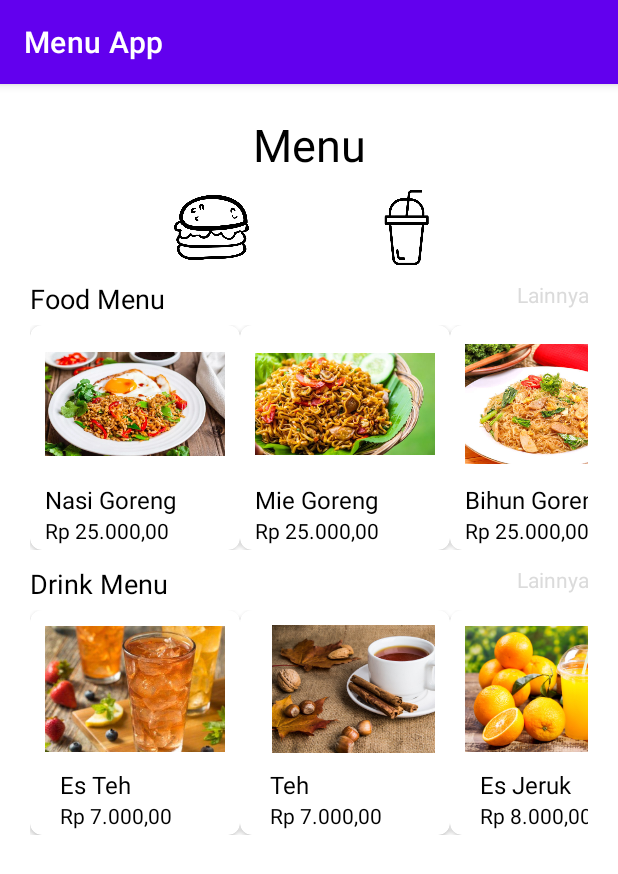
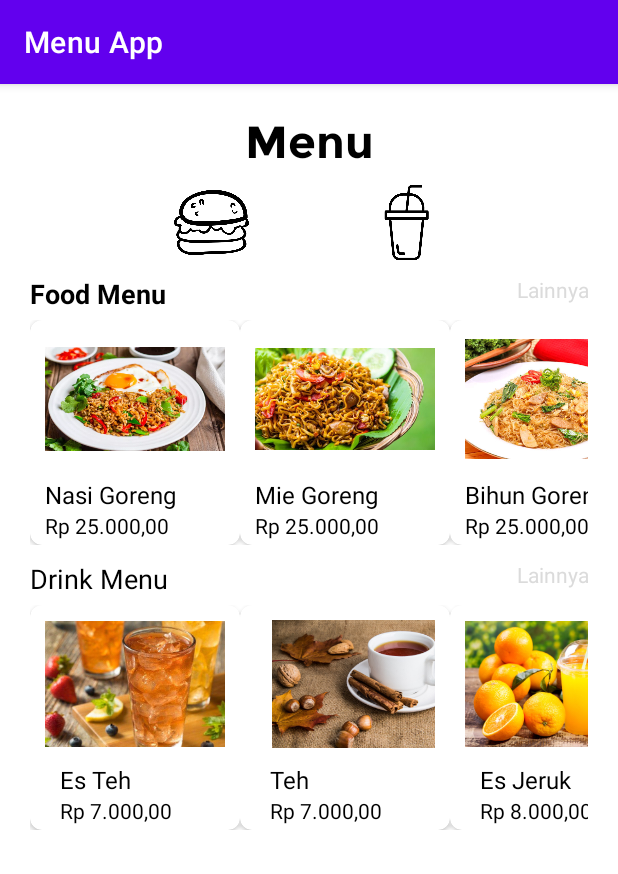
Before and after one commit to varydabe/piranti-bergerak, an Android app: the screen it shows after launch (MainActivity), on a phone screen of 412 x 824 dp. Shown: the top 874 px of the screen. Run offline under Robolectric (Android 15) with nearby library versions, the phone set to English and light mode, and no system bars.

Commit message:
add font res and change font

```diff
--- a/app/src/main/res/layout/activity_drink.xml
+++ b/app/src/main/res/layout/activity_drink.xml
@@ -16,8 +16,8 @@
             android:layout_height="wrap_content"
             android:text="Beverage Menu"
             android:textColor="@color/black"
-            android:textStyle="bold"
             android:textSize="25sp"
+            android:fontFamily="@font/Montserrat_Bold"
             android:textAlignment="center"
             android:paddingVertical="20dp" />
 
--- a/app/src/main/res/layout/activity_food.xml
+++ b/app/src/main/res/layout/activity_food.xml
@@ -16,7 +16,7 @@
             android:layout_height="wrap_content"
             android:textSize="25sp"
             android:text="Food Menu"
-            android:textStyle="bold"
+            android:fontFamily="@font/Montserrat_Bold"
             android:textColor="@color/black"
             android:textAlignment="center"
             android:paddingVertical="20dp"
--- a/app/src/main/res/layout/activity_main.xml
+++ b/app/src/main/res/layout/activity_main.xml
@@ -15,7 +15,8 @@
         android:layout_marginTop="20dp"
         android:text="@string/title_menu"
         android:textSize="30sp"
-        android:textColor="@color/black"/>
+        android:textColor="@color/black"
+        android:fontFamily="@font/Montserrat_Bold"/>
     <LinearLayout
         android:id="@+id/llIcon"
         android:layout_width="match_parent"
@@ -50,7 +51,8 @@
             android:layout_height="wrap_content"
             android:text="@string/food_menu"
             android:textSize="18sp"
-            android:textColor="@color/black"/>
+            android:textColor="@color/black"
+            android:fontFamily="@font/Roboto_Bold"/>
         <TextView
             android:id="@+id/tvFoodMore"
             android:layout_width="match_parent"
@@ -59,14 +61,15 @@
             android:textAlignment="textEnd"
             android:text="@string/text_lainnya"
             android:textColor="#DBDBDB"
-            android:textSize="14sp"/>
+            android:textSize="14sp"
+            android:fontFamily="@font/Roboto_Regular"/>
         <HorizontalScrollView
             android:layout_width="match_parent"
             android:layout_height="wrap_content"
             android:layout_below="@id/tvFoodTitle"
             android:layout_marginTop="5dp">
             <LinearLayout
-                android:layout_width="match_parent"
+                android:layout_width="wrap_content"
                 android:layout_height="wrap_content"
                 android:orientation="horizontal">
                 <androidx.recyclerview.widget.RecyclerView
--- a/app/src/main/res/layout/list_drink_detail.xml
+++ b/app/src/main/res/layout/list_drink_detail.xml
@@ -43,7 +43,8 @@
                 android:layout_marginStart="10dp"
                 android:text="@string/drink_name"
                 android:textSize="16sp"
-                android:textColor="@color/black"/>
+                android:textColor="@color/black"
+                android:fontFamily="@font/Roboto_Regular"/>
             <TextView
                 android:id="@+id/tvPrice"
                 android:layout_width="match_parent"
@@ -51,7 +52,8 @@
                 android:layout_marginStart="10dp"
                 android:text="@string/price"
                 android:textSize="14sp"
-                android:textColor="@color/black"/>
+                android:textColor="@color/black"
+                android:fontFamily="@font/Roboto_Regular"/>
 
         </LinearLayout>
 
--- a/app/src/main/res/layout/list_food_detail.xml
+++ b/app/src/main/res/layout/list_food_detail.xml
@@ -40,7 +40,8 @@
                 android:layout_marginStart="10dp"
                 android:text="@string/food_name"
                 android:textSize="16sp"
-                android:textColor="@color/black"/>
+                android:textColor="@color/black"
+                android:fontFamily="@font/Roboto_Regular"/>
             <TextView
                 android:id="@+id/tvPrice"
                 android:layout_width="match_parent"
@@ -48,7 +49,8 @@
                 android:layout_marginStart="10dp"
                 android:text="@string/price"
                 android:textSize="14sp"
-                android:textColor="@color/black"/>
+                android:textColor="@color/black"
+                android:fontFamily="@font/Roboto_Regular"/>
 
         </LinearLayout>
 
```
Also changed, not shown: app/src/main/res/font/Montserrat_Bold.ttf (added), app/src/main/res/font/Montserrat_Regular.ttf (added), app/src/main/res/font/Roboto_Bold.ttf (added), app/src/main/res/font/Roboto_Regular.ttf (added).
